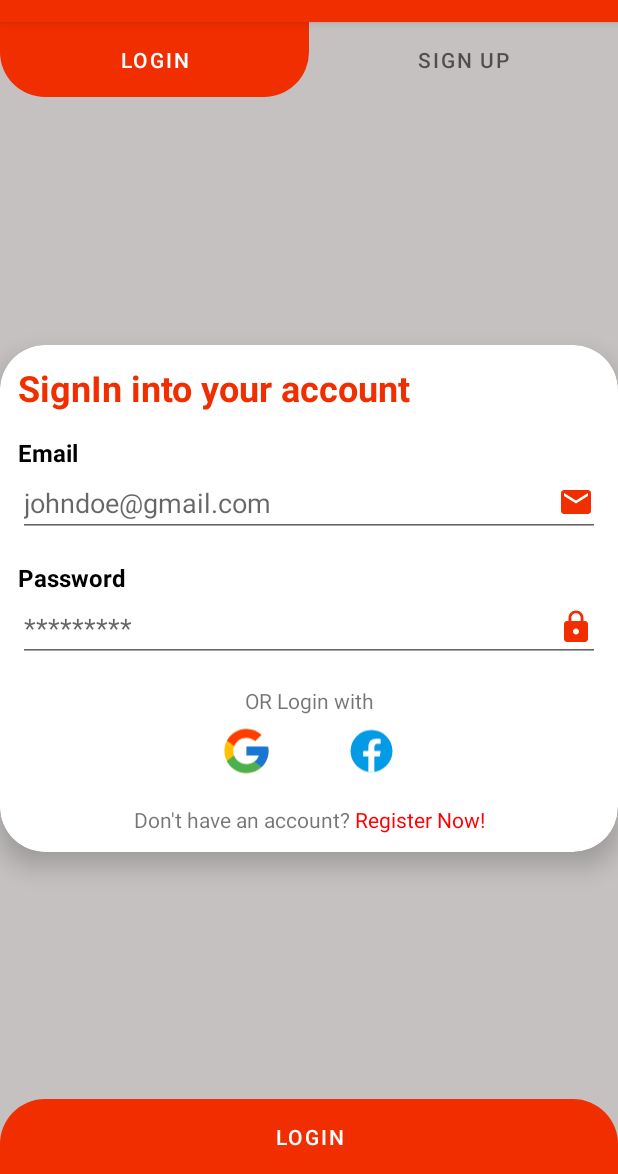
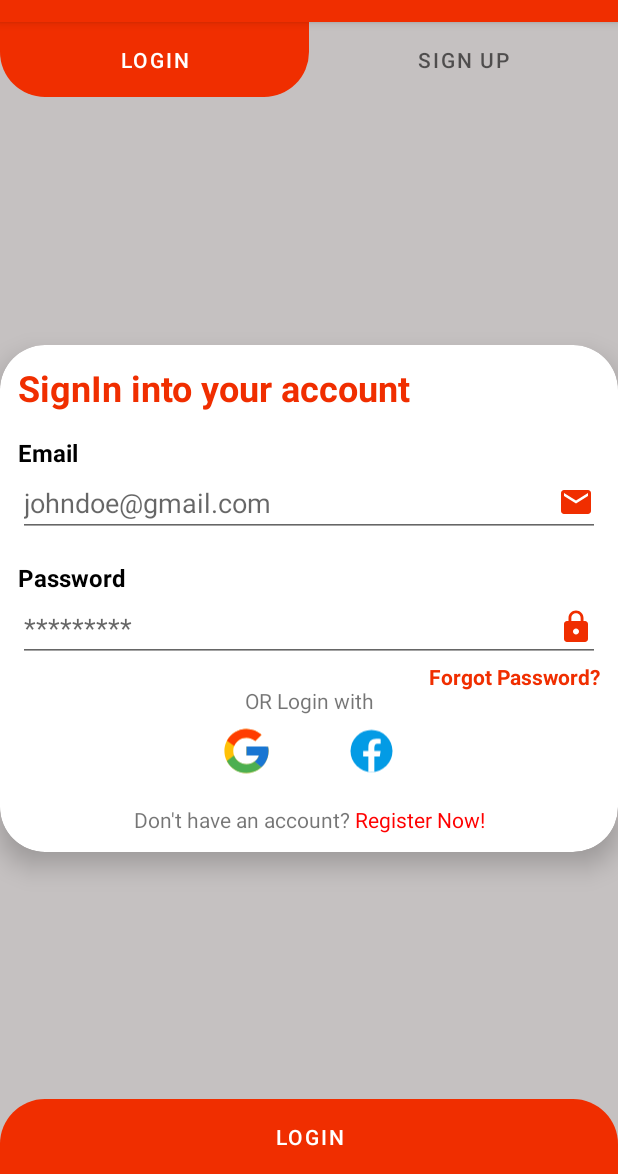
Before and after one commit to zzjjaayy/QuantumNewsApp, an Android app: the screen it shows after launch (MainActivity), on a phone screen of 412 x 824 dp, the part 62-1236 px from its top. Run offline under Robolectric (Android 15) with nearby library versions, the phone set to English and light mode, and no system bars; our stand-ins replace Firebase (no records; nobody signed in at launch, a user with empty details on screens opened directly); libraries missing offline, so code that uses them is left out: com.facebook, com.facebook.login.

Commit message:
Fixes to searchView & addition of reset password!

```diff
--- a/app/build.gradle
+++ b/app/build.gradle
@@ -56,6 +56,7 @@ dependencies {
     // Lifecycle components
     implementation "androidx.lifecycle:lifecycle-extensions:2.2.0"
     implementation "androidx.lifecycle:lifecycle-livedata-ktx:2.4.1"
+    implementation "androidx.activity:activity-ktx:1.4.0"
 
     // Kotlin coroutines
     implementation "org.jetbrains.kotlinx:kotlinx-coroutines-android:1.5.2"
--- a/app/src/main/res/layout/fragment_login.xml
+++ b/app/src/main/res/layout/fragment_login.xml
@@ -68,6 +68,16 @@
                 app:layout_constraintTop_toBottomOf="@id/pass_title" />
 
             <TextView
+                android:id="@+id/reset_pass"
+                android:text="Forgot Password?"
+                android:layout_width="match_parent"
+                android:layout_height="wrap_content"
+                app:layout_constraintTop_toBottomOf="@id/pass_edit"
+                android:theme="@style/FormTitleTheme"
+                android:textSize="14sp"
+                android:gravity="end"/>
+
+            <TextView
                 android:id="@+id/social_login_title"
                 android:layout_width="match_parent"
                 android:layout_height="wrap_content"
```
Also changed, not shown: app/src/main/java/com/jay/quantumnewsapp/auth/fragments/LoginFragment.kt (+23 -1 lines), app/src/main/java/com/jay/quantumnewsapp/news/NewsActivity.kt (+19 -12 lines).
